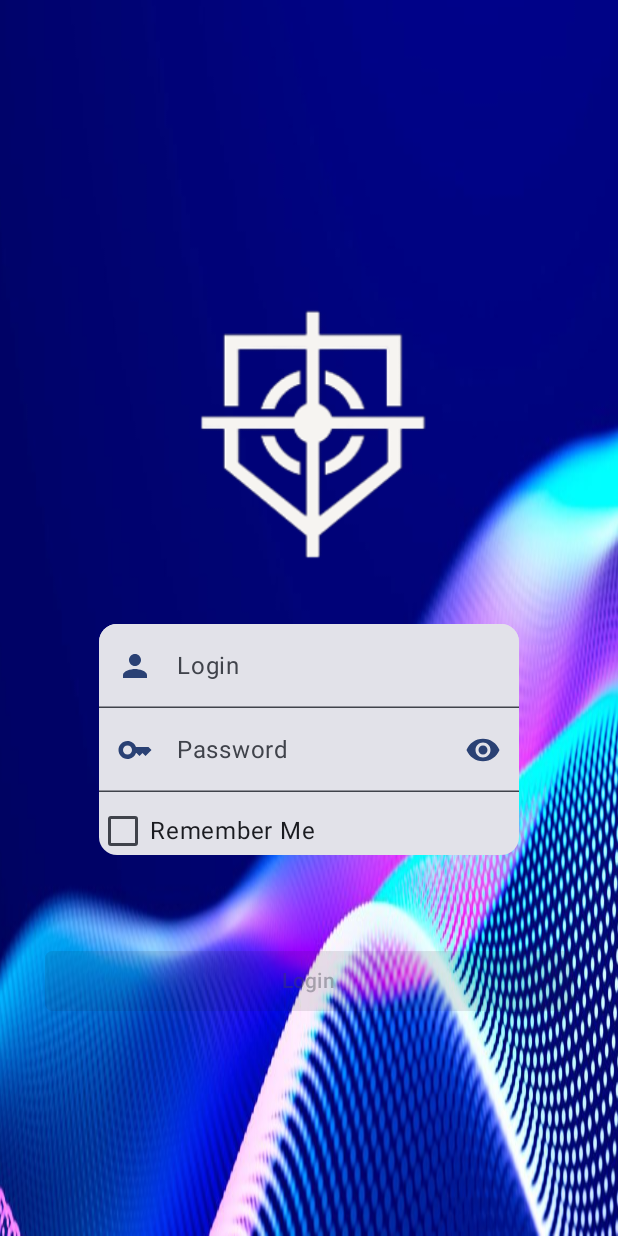
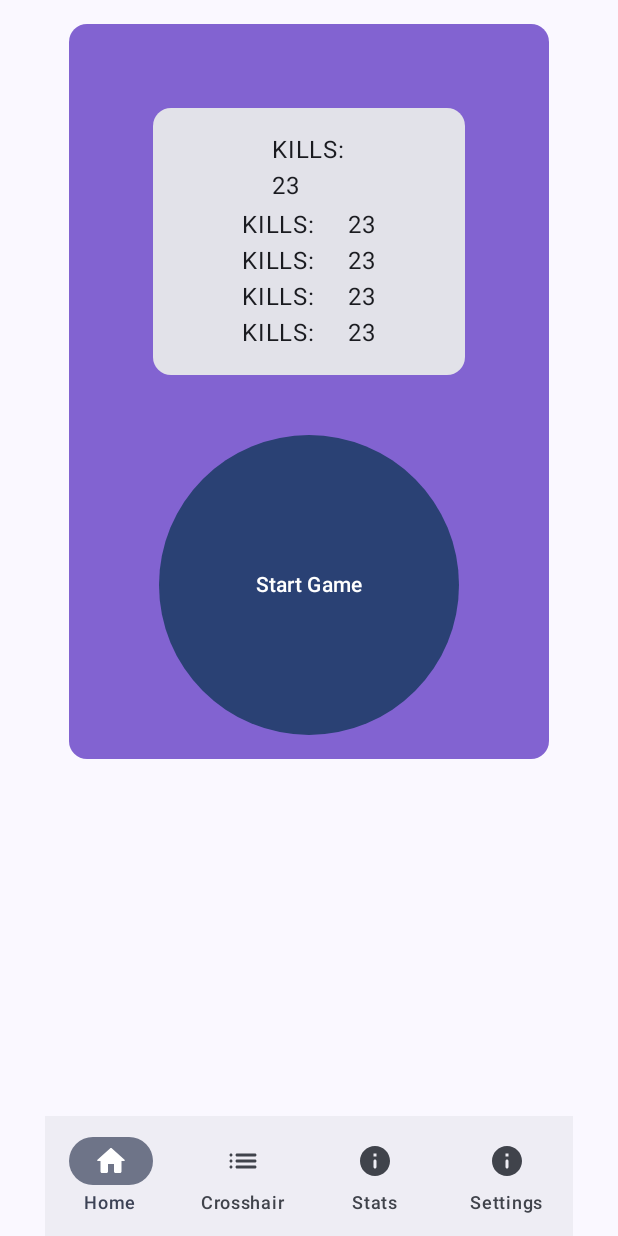
Before and after one commit to gursimar03/SCAR, an Android app built with Jetpack Compose: the screen it shows after launch (MainActivity), on a phone screen of 412 x 824 dp. Run offline under Robolectric (Android 15) with nearby library versions, the phone set to English and light mode, and no system bars; Roboto replaces fonts that are not available here.

Commit message:
Added navbar and basic component structure for main menu

```diff
--- a/Mobile App/app/src/main/java/com/example/scar/MainScreen.kt
+++ b/Mobile App/app/src/main/java/com/example/scar/MainScreen.kt
@@ -2,60 +2,16 @@
 
 package com.example.scar
 
-import android.annotation.SuppressLint
-import android.content.res.Configuration
-import androidx.compose.foundation.background
-import androidx.compose.foundation.border
-import androidx.compose.foundation.layout.Arrangement
-import androidx.compose.foundation.layout.Box
-import androidx.compose.foundation.layout.Column
-import androidx.compose.foundation.layout.Row
-import androidx.compose.foundation.layout.Spacer
-import androidx.compose.foundation.layout.fillMaxSize
-import androidx.compose.foundation.layout.fillMaxWidth
-import androidx.compose.foundation.layout.height
-import androidx.compose.foundation.layout.padding
-import androidx.compose.foundation.layout.size
-import androidx.compose.foundation.lazy.LazyColumn
-import androidx.compose.foundation.lazy.itemsIndexed
-import androidx.compose.foundation.shape.RoundedCornerShape
-import androidx.compose.material3.Button
-import androidx.compose.material3.ButtonDefaults
-import androidx.compose.material3.CardDefaults
-import androidx.compose.material3.ElevatedCard
 import androidx.compose.material3.ExperimentalMaterial3Api
-import androidx.compose.material3.MaterialTheme
-import androidx.compose.material3.Surface
-import androidx.compose.material3.Text
-import androidx.compose.material3.TextField
 import androidx.compose.runtime.Composable
-import androidx.compose.runtime.getValue
-import androidx.compose.runtime.mutableStateOf
-import androidx.compose.runtime.remember
-import androidx.compose.runtime.setValue
-import androidx.compose.ui.Alignment
-import androidx.compose.ui.Modifier
-import androidx.compose.ui.draw.clip
-import androidx.compose.ui.graphics.Color
-import androidx.compose.ui.graphics.RectangleShape
-import androidx.compose.ui.platform.LocalContext
-import androidx.compose.ui.text.TextStyle
-import androidx.compose.ui.tooling.preview.Preview
-import androidx.compose.ui.unit.dp
-import androidx.compose.ui.unit.sp
-import androidx.navigation.NavController
-import androidx.navigation.NavHostController
-import androidx.navigation.NavType
 import androidx.navigation.compose.NavHost
 import androidx.navigation.compose.composable
 import androidx.navigation.compose.rememberNavController
-import androidx.navigation.navArgument
+import com.example.scar.interfaces.MainMenu
 import com.example.scar.ui.theme.Leaderboard
 import com.example.scar.ui.theme.Screen
-import com.example.scar.ui.theme.cardBg
-import com.example.scar.ui.theme.leaderboard
+import com.example.scar.interfaces.leaderboard
 //import com.example.scar.ui.theme.login
-import com.example.scar.ui.theme.mainBg
 import com.whitebatcodes.myloginapplication.interfaces.LoginForm
 
 
@@ -68,7 +24,7 @@ import com.whitebatcodes.myloginapplication.interfaces.LoginForm
 fun Navigation()
 {
     val navController  = rememberNavController()
-    NavHost(navController = navController, startDestination = Screen.LogIn.route)
+    NavHost(navController = navController, startDestination = Screen.MainScreen.route)
     {
         composable(route = Leaderboard.World.route)
         {
@@ -80,6 +36,10 @@ fun Navigation()
         composable(route = Screen.LogIn.route){
 //            leaderboard(navController = navController,region="ireland")
             LoginForm()
+        }
+        composable(route = Screen.MainScreen.route){
+//            leaderboard(navController = navController,region="ireland")
+            MainMenu()
         }
 
     }
--- /dev/null
+++ b/Mobile App/app/src/main/java/com/example/scar/interfaces/MainMenu.kt
@@ -0,0 +1,167 @@
+package com.example.scar.interfaces
+
+import androidx.compose.foundation.layout.Arrangement
+import androidx.compose.foundation.layout.Box
+import androidx.compose.foundation.layout.Column
+import androidx.compose.foundation.layout.PaddingValues
+import androidx.compose.foundation.layout.fillMaxSize
+import androidx.compose.foundation.layout.fillMaxWidth
+import androidx.compose.foundation.layout.padding
+import androidx.compose.foundation.layout.size
+import androidx.compose.material.icons.Icons
+import androidx.compose.material.icons.filled.Add
+import androidx.compose.material3.BottomAppBar
+import androidx.compose.material3.Button
+import androidx.compose.material3.Card
+import androidx.compose.material3.CardDefaults
+import androidx.compose.material3.ExperimentalMaterial3Api
+import androidx.compose.material3.FloatingActionButton
+import androidx.compose.material3.Icon
+import androidx.compose.material3.NavigationBar
+import androidx.compose.material3.NavigationBarItem
+import androidx.compose.material3.Scaffold
+import androidx.compose.material3.Surface
+import androidx.compose.material3.Text
+import androidx.compose.runtime.Composable
+import androidx.compose.runtime.getValue
+import androidx.compose.runtime.mutableStateOf
+import androidx.compose.runtime.remember
+import androidx.compose.runtime.setValue
+import androidx.compose.ui.Alignment
+import androidx.compose.ui.Modifier
+import androidx.compose.ui.graphics.Color
+import androidx.compose.ui.unit.dp
+import androidx.navigation.NavController
+import androidx.navigation.NavHost
+import androidx.navigation.NavHostController
+import androidx.navigation.compose.rememberNavController
+import com.example.scar.ui.theme.cardBg2
+import com.jcbottomnavigationdemo.navigation.NavigationItemBot
+import androidx.navigation.NavHostController as NavHostController1
+
+@Composable
+fun MainMenu() {
+    Surface {
+        Column(
+            verticalArrangement = Arrangement.Center,
+            horizontalAlignment = Alignment.CenterHorizontally,
+            modifier = Modifier
+//                .fillMaxSize()
+                .padding(horizontal = 30.dp)
+        ) {
+            Card(
+                modifier = Modifier
+//                    .fillMaxSize()
+                    .padding(16.dp),
+                colors = CardDefaults.cardColors(containerColor = cardBg2)
+            ) {
+                Column(
+                    modifier = Modifier
+//                        .fillMaxSize()
+                        .padding(16.dp),
+                    verticalArrangement = Arrangement.Center,
+                    horizontalAlignment = Alignment.CenterHorizontally
+                ) {
+                    Card(
+                        modifier = Modifier
+                            .padding(40.dp)
+                    ) {
+                        Column(
+                            modifier = Modifier
+                                .fillMaxWidth()
+                                .padding(16.dp),
+                            verticalArrangement = Arrangement.Center,
+                            horizontalAlignment = Alignment.CenterHorizontally
+                        ) {
+                            Text(modifier = Modifier.size(50.dp), text = "KILLS:     23")
+                            Text(text = "KILLS:     23")
+                            Text(text = "KILLS:     23")
+                            Text(text = "KILLS:     23")
+                            Text(text = "KILLS:     23")
+                        }
+                    }
+
+                    Button(modifier = Modifier.size(200.dp),onClick = { /*TODO*/ }) {
+                        Text(text = "Start Game")
+                    }
+
+                }
+            }
+            bottomTab(navController = rememberNavController())
+
+        }
+    }
+}
+
+@OptIn(ExperimentalMaterial3Api::class)
+@Composable
+fun bottomTab(
+    navController: NavHostController
+) {
+    Scaffold(
+        bottomBar = {
+            BottomAppBar(modifier = Modifier) {
+                BottomNavigationBar(navController = navController)
+            }
+        },
+//        floatingActionButton = {
+//            FloatingActionButton(onClick = {}) {
+//                Icon(Icons.Filled.Add, "Add")
+//            }
+//        }
+    ) { innerPadding ->
+        Box(
+            modifier = Modifier.padding(
+                PaddingValues(
+                    0.dp,
+                    0.dp,
+                    0.dp,
+                    innerPadding.calculateBottomPadding()
+                )
+            )
+        ) {
+//            Navigations(navController = navController)
+        }
+    }
+}
+@Composable
+fun BottomNavigationBar(navController: NavController) {
+    val items = listOf(
+        NavigationItemBot.Home,
+        NavigationItemBot.Crosshair,
+        NavigationItemBot.Stats,
+        NavigationItemBot.Settings
+    )
+    var selectedItem by remember { mutableStateOf(0) }
+    var currentRoute by remember { mutableStateOf(NavigationItemBot.Home.route) }
+
+    items.forEachIndexed { index, navigationItem ->
+        if (navigationItem.route == currentRoute) {
+            selectedItem = index
+        }
+    }
+
+    NavigationBar {
+        items.forEachIndexed { index, item ->
+            NavigationBarItem(
+                alwaysShowLabel = true,
+                icon = { Icon(item.icon!!, contentDescription = item.title) },
+                label = { Text(item.title) },
+                selected = selectedItem == index,
+                onClick = {
+                    selectedItem = index
+                    currentRoute = item.route
+                    navController.navigate(item.route) {
+                        navController.graph.startDestinationRoute?.let { route ->
+                            popUpTo(route) {
+                                saveState = true
+                            }
+                        }
+                        launchSingleTop = true
+                        restoreState = true
+                    }
+                }
+            )
+        }
+    }
+}
--- /dev/null
+++ b/Mobile App/app/src/main/java/com/example/scar/screens/NavigationItemBot.kt
@@ -0,0 +1,15 @@
+package com.jcbottomnavigationdemo.navigation
+
+import androidx.compose.material.icons.Icons
+import androidx.compose.material.icons.rounded.Home
+import androidx.compose.material.icons.rounded.Info
+import androidx.compose.material.icons.rounded.List
+import androidx.compose.ui.graphics.vector.ImageVector
+
+sealed class NavigationItemBot(var route: String, val icon: ImageVector?, var title: String) {
+    object Home : NavigationItemBot("Home", Icons.Rounded.Home, "Home")
+    object Crosshair : NavigationItemBot("Crosshair", Icons.Rounded.List, "Crosshair")
+    object Stats : NavigationItemBot("Stats", Icons.Rounded.Info, "Stats")
+    object Settings : NavigationItemBot("Settings", Icons.Rounded.Info, "Settings")
+
+}
--- a/Mobile App/app/src/main/java/com/example/scar/ui/theme/Color.kt
+++ b/Mobile App/app/src/main/java/com/example/scar/ui/theme/Color.kt
@@ -13,3 +13,4 @@ val Pink40 = Color(0xFF7D5260)
 val cardBg= Color(0xFF1E1E1E)
 val mainBg = Color(0xFF3E316F)
 val userBg = Color(0xFF1E1C26)
+val cardBg2 = Color(0xFF8263D1)
--- a/Mobile App/app/src/main/java/com/example/scar/ui/theme/Screen.kt
+++ b/Mobile App/app/src/main/java/com/example/scar/ui/theme/Screen.kt
@@ -2,7 +2,7 @@ package com.example.scar.ui.theme
 
 sealed class Screen(val route:String){
     object LogIn : Screen("login_screen")
-    object DetailScreen : Screen("detail_screen")
+    object MainScreen : Screen("main_screen")
 
     fun withArgs(args:String): String{
         return buildString {
```
Also changed, not shown: Mobile App/app/src/main/java/com/example/scar/interfaces/RegionalLeaderboard.kt (renamed from Mobile App/app/src/main/java/com/example/scar/ui/theme/RegionalLeaderboard.kt, +6 -4 lines), Mobile App/app/src/main/java/com/example/scar/interfaces/LogIn.kt (renamed from Mobile App/app/src/main/java/com/example/scar/ui/theme/LogIn.kt).
